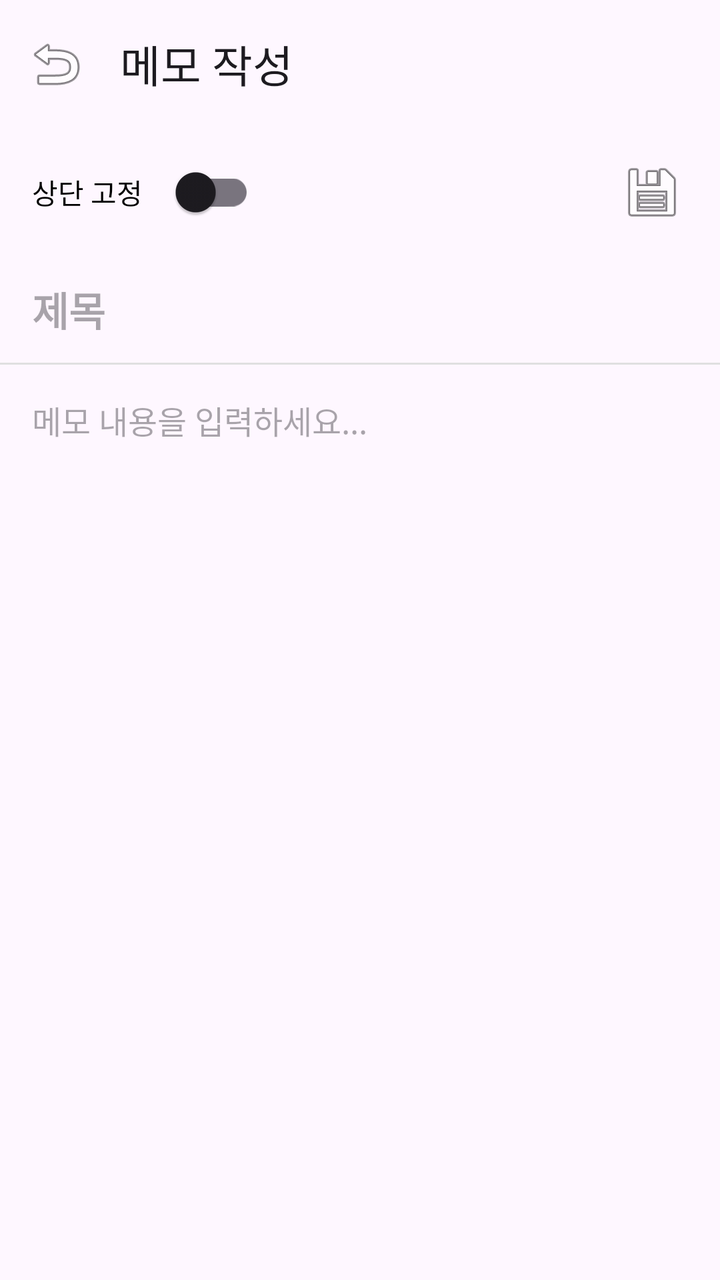
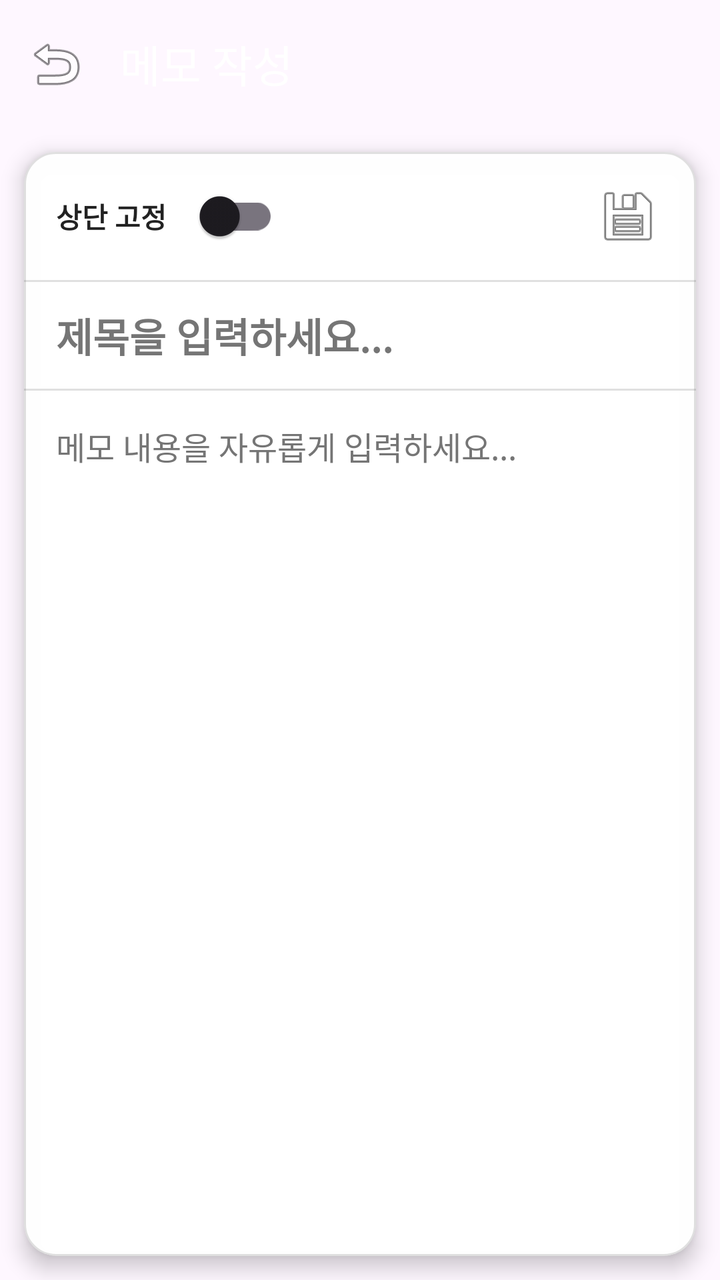

Screens rendered from an Android XML layout before and after an edit, with the pre-edit source and the edit as a unified diff.
<!-- AndroidManifest.xml: application theme Theme.MyPlayStore -->
<!-- res/layout/activity_memo_edit.xml -->
<?xml version="1.0" encoding="utf-8"?>
<LinearLayout xmlns:android="http://schemas.android.com/apk/res/android"
    xmlns:app="http://schemas.android.com/apk/res-auto"
    xmlns:tools="http://schemas.android.com/tools"
    android:id="@+id/layoutRoot"
    android:layout_width="match_parent"
    android:layout_height="match_parent"
    android:orientation="vertical"
    tools:context=".ui.edit.MemoEditActivity">

    <com.google.android.material.appbar.MaterialToolbar
        android:id="@+id/toolbarEdit"
        android:layout_width="match_parent"
        android:layout_height="?attr/actionBarSize"
        app:navigationIcon="@android:drawable/ic_menu_revert"
        app:title="메모 작성" />

    <LinearLayout
        android:layout_width="match_parent"
        android:layout_height="wrap_content"
        android:gravity="center_vertical"
        android:orientation="horizontal"
        android:paddingHorizontal="16dp"
        android:paddingVertical="8dp">

        <TextView
            android:layout_width="wrap_content"
            android:layout_height="wrap_content"
            android:text="상단 고정"
            android:textColor="@color/black"
            android:textSize="14sp" />

        <com.google.android.material.switchmaterial.SwitchMaterial
            android:id="@+id/switchPin"
            android:layout_width="wrap_content"
            android:layout_height="wrap_content"
            android:layout_marginStart="8dp" />

        <View
            android:layout_width="0dp"
            android:layout_height="0dp"
            android:layout_weight="1" />

        <ImageButton
            android:id="@+id/btnDelete"
            android:layout_width="36dp"
            android:layout_height="36dp"
            android:background="?attr/selectableItemBackgroundBorderless"
            android:contentDescription="삭제"
            android:src="@android:drawable/ic_menu_delete"
            android:visibility="gone"
            tools:visibility="visible" />

        <ImageButton
            android:id="@+id/btnSave"
            android:layout_width="36dp"
            android:layout_height="36dp"
            android:layout_marginStart="8dp"
            android:background="?attr/selectableItemBackgroundBorderless"
            android:contentDescription="저장"
            android:src="@android:drawable/ic_menu_save" />
    </LinearLayout>

    <EditText
        android:id="@+id/etTitle"
        android:layout_width="match_parent"
        android:layout_height="wrap_content"
        android:background="@null"
        android:hint="제목"
        android:importantForAutofill="no"
        android:inputType="text"
        android:paddingHorizontal="16dp"
        android:paddingVertical="12dp"
        android:textColor="@color/black"
        android:textSize="20sp"
        android:textStyle="bold" />

    <View
        android:layout_width="match_parent"
        android:layout_height="1dp"
        android:background="#E0E0E0" />

    <EditText
        android:id="@+id/etContent"
        android:layout_width="match_parent"
        android:layout_height="0dp"
        android:layout_weight="1"
        android:background="@null"
        android:gravity="top"
        android:hint="메모 내용을 입력하세요..."
        android:importantForAutofill="no"
        android:inputType="textMultiLine"
        android:padding="16dp"
        android:textColor="@color/black"
        android:textSize="16sp" />

</LinearLayout>
<!-- resources referenced by this layout -->
<resources>
  <color name="black">#FF000000</color>
  <style name="Theme.MyPlayStore" parent="Base.Theme.MyPlayStore" />
  <style name="Base.Theme.MyPlayStore" parent="Theme.Material3.DayNight.NoActionBar">
          
          
      </style>
</resources>

<!-- the commit's change to res/layout/activity_memo_edit.xml (unified diff, before → after) -->
@@ -8,90 +8,125 @@
     android:orientation="vertical"
     tools:context=".ui.edit.MemoEditActivity">
 
-    <com.google.android.material.appbar.MaterialToolbar
-        android:id="@+id/toolbarEdit"
-        android:layout_width="match_parent"
-        android:layout_height="?attr/actionBarSize"
-        app:navigationIcon="@android:drawable/ic_menu_revert"
-        app:title="메모 작성" />
-
-    <LinearLayout
+    <com.google.android.material.appbar.AppBarLayout
         android:layout_width="match_parent"
         android:layout_height="wrap_content"
-        android:gravity="center_vertical"
-        android:orientation="horizontal"
-        android:paddingHorizontal="16dp"
-        android:paddingVertical="8dp">
+        app:elevation="4dp">
 
-        <TextView
-            android:layout_width="wrap_content"
-            android:layout_height="wrap_content"
-            android:text="상단 고정"
-            android:textColor="@color/black"
-            android:textSize="14sp" />
+        <com.google.android.material.appbar.MaterialToolbar
+            android:id="@+id/toolbarEdit"
+            android:layout_width="match_parent"
+            android:layout_height="?attr/actionBarSize"
+            app:navigationIcon="@android:drawable/ic_menu_revert"
+            app:title="메모 작성"
+            app:titleTextColor="@color/white" />
+    </com.google.android.material.appbar.AppBarLayout>
 
-        <com.google.android.material.switchmaterial.SwitchMaterial
-            android:id="@+id/switchPin"
-            android:layout_width="wrap_content"
-            android:layout_height="wrap_content"
-            android:layout_marginStart="8dp" />
-
-        <View
-            android:layout_width="0dp"
-            android:layout_height="0dp"
-            android:layout_weight="1" />
-
-        <ImageButton
-            android:id="@+id/btnDelete"
-            android:layout_width="36dp"
-            android:layout_height="36dp"
-            android:background="?attr/selectableItemBackgroundBorderless"
-            android:contentDescription="삭제"
-            android:src="@android:drawable/ic_menu_delete"
-            android:visibility="gone"
-            tools:visibility="visible" />
-
-        <ImageButton
-            android:id="@+id/btnSave"
-            android:layout_width="36dp"
-            android:layout_height="36dp"
-            android:layout_marginStart="8dp"
-            android:background="?attr/selectableItemBackgroundBorderless"
-            android:contentDescription="저장"
-            android:src="@android:drawable/ic_menu_save" />
-    </LinearLayout>
-
-    <EditText
-        android:id="@+id/etTitle"
-        android:layout_width="match_parent"
-        android:layout_height="wrap_content"
-        android:background="@null"
-        android:hint="제목"
-        android:importantForAutofill="no"
-        android:inputType="text"
-        android:paddingHorizontal="16dp"
-        android:paddingVertical="12dp"
-        android:textColor="@color/black"
-        android:textSize="20sp"
-        android:textStyle="bold" />
-
-    <View
-        android:layout_width="match_parent"
-        android:layout_height="1dp"
-        android:background="#E0E0E0" />
-
-    <EditText
-        android:id="@+id/etContent"
+    <com.google.android.material.card.MaterialCardView
         android:layout_width="match_parent"
         android:layout_height="0dp"
+        android:layout_margin="12dp"
         android:layout_weight="1"
-        android:background="@null"
-        android:gravity="top"
-        android:hint="메모 내용을 입력하세요..."
-        android:importantForAutofill="no"
-        android:inputType="textMultiLine"
-        android:padding="16dp"
-        android:textColor="@color/black"
-        android:textSize="16sp" />
+        app:cardBackgroundColor="#FAFFFFFF"
+        app:cardCornerRadius="16dp"
+        app:cardElevation="6dp"
+        app:strokeColor="#1F000000"
+        app:strokeWidth="1dp">
+
+        <LinearLayout
+            android:layout_width="match_parent"
+            android:layout_height="match_parent"
+            android:orientation="vertical">
+
+            
+            <LinearLayout
+                android:layout_width="match_parent"
+                android:layout_height="wrap_content"
+                android:gravity="center_vertical"
+                android:orientation="horizontal"
+                android:paddingHorizontal="16dp"
+                android:paddingVertical="8dp">
+
+                <TextView
+                    android:layout_width="wrap_content"
+                    android:layout_height="wrap_content"
+                    android:text="상단 고정"
+                    android:textColor="#222222"
+                    android:textSize="14sp"
+                    android:textStyle="bold" />
+
+                <com.google.android.material.switchmaterial.SwitchMaterial
+                    android:id="@+id/switchPin"
+                    android:layout_width="wrap_content"
+                    android:layout_height="wrap_content"
+                    android:layout_marginStart="8dp" />
+
+                <View
+                    android:layout_width="0dp"
+                    android:layout_height="0dp"
+                    android:layout_weight="1" />
+
+                <ImageButton
+                    android:id="@+id/btnDelete"
+                    android:layout_width="36dp"
+                    android:layout_height="36dp"
+                    android:background="?attr/selectableItemBackgroundBorderless"
+                    android:contentDescription="삭제"
+                    android:src="@android:drawable/ic_menu_delete"
+                    android:visibility="gone"
+                    tools:visibility="visible" />
+
+                <ImageButton
+                    android:id="@+id/btnSave"
+                    android:layout_width="36dp"
+                    android:layout_height="36dp"
+                    android:layout_marginStart="8dp"
+                    android:background="?attr/selectableItemBackgroundBorderless"
+                    android:contentDescription="저장"
+                    android:src="@android:drawable/ic_menu_save" />
+            </LinearLayout>
+
+            <View
+                android:layout_width="match_parent"
+                android:layout_height="1dp"
+                android:background="#E0E0E0" />
+
+            <EditText
+                android:id="@+id/etTitle"
+                android:layout_width="match_parent"
+                android:layout_height="wrap_content"
+                android:background="@null"
+                android:hint="제목을 입력하세요..."
+                android:textColorHint="#757575"
+                android:importantForAutofill="no"
+                android:inputType="text"
+                android:paddingHorizontal="16dp"
+                android:paddingVertical="12dp"
+                android:textColor="#111111"
+                android:textSize="20sp"
+                android:textStyle="bold" />
+
+            <View
+                android:layout_width="match_parent"
+                android:layout_height="1dp"
+                android:background="#E0E0E0" />
+
+            <EditText
+                android:id="@+id/etContent"
+                android:layout_width="match_parent"
+                android:layout_height="0dp"
+                android:layout_weight="1"
+                android:background="@null"
+                android:gravity="top"
+                android:hint="메모 내용을 자유롭게 입력하세요..."
+                android:textColorHint="#757575"
+                android:importantForAutofill="no"
+                android:inputType="textMultiLine"
+                android:padding="16dp"
+                android:textColor="#222222"
+                android:textSize="16sp" />
+
+        </LinearLayout>
+    </com.google.android.material.card.MaterialCardView>
 
 </LinearLayout>
<!-- resource entries referenced after the edit -->
@@ -1,6 +1,6 @@
 <!-- resources referenced by this layout -->
 <resources>
-  <color name="black">#FF000000</color>
+  <color name="white">#FFFFFFFF</color>
   <style name="Theme.MyPlayStore" parent="Base.Theme.MyPlayStore" />
   <style name="Base.Theme.MyPlayStore" parent="Theme.Material3.DayNight.NoActionBar">
           
